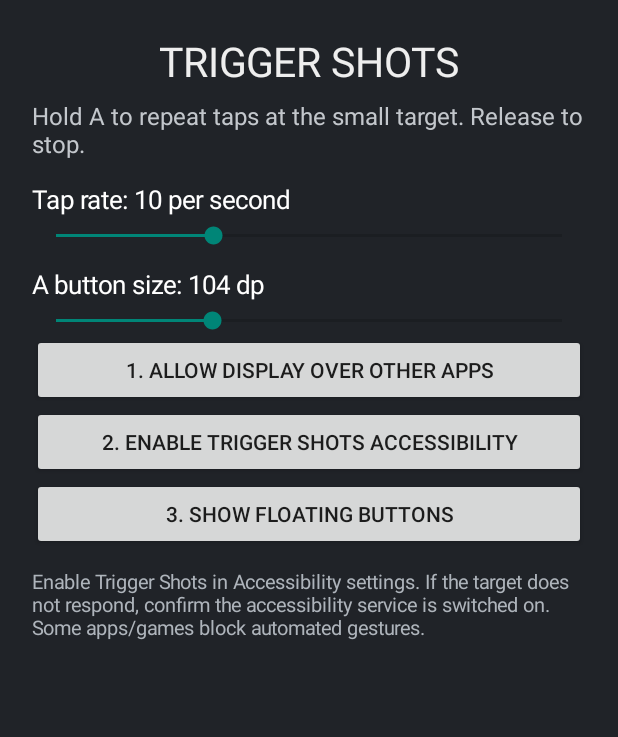
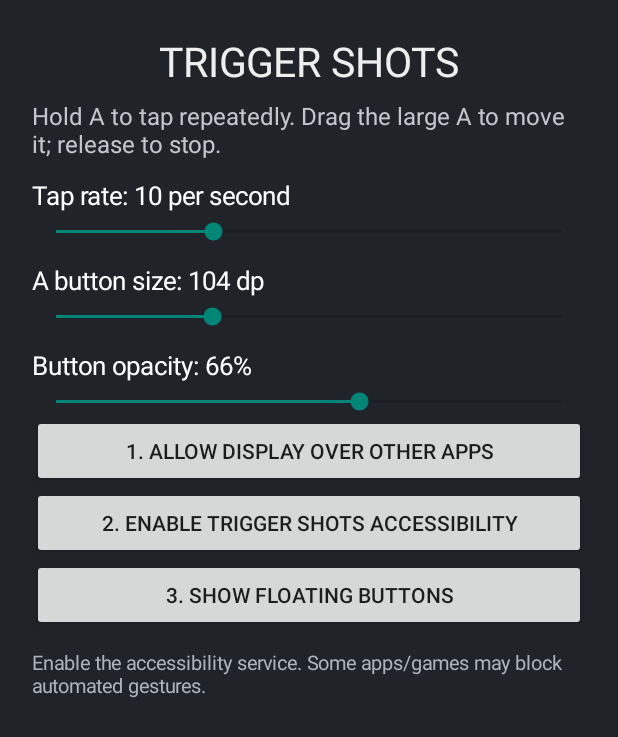
Before and after one commit to ibomakergames/TriggerShots, an Android app: the screen it shows after launch (MainActivity), on a phone screen of 412 x 824 dp. Shown: the top 737 px of the screen. Run offline under Robolectric (Android 15) with nearby library versions, the phone set to English and light mode, and no system bars.

Commit message:
Add overlay opacity control

```diff
--- a/app/src/main/java/com/triggershots/app/MainActivity.java
+++ b/app/src/main/java/com/triggershots/app/MainActivity.java
@@ -9,30 +9,28 @@ import android.view.Gravity;
 import android.widget.*;
 
 public class MainActivity extends Activity {
-    TextView speedText, sizeText;
-    SeekBar speed, size;
+    TextView speedText,sizeText,opacityText;
+    SeekBar speed,size,opacity;
     @Override public void onCreate(Bundle b) {
         super.onCreate(b);
         LinearLayout page=new LinearLayout(this); page.setOrientation(1); page.setPadding(32,24,32,24);
         page.setBackgroundColor(0xff202328);
         TextView title=new TextView(this); title.setText("TRIGGER SHOTS"); title.setTextSize(27); title.setTextColor(0xffeeeeee); title.setGravity(Gravity.CENTER);
         page.addView(title,new LinearLayout.LayoutParams(-1,75));
-        TextView desc=new TextView(this); desc.setText("Hold A to repeat taps at the small target. Release to stop."); desc.setTextColor(0xffc3c7cc); desc.setTextSize(16);
-        page.addView(desc);
-        speedText=new TextView(this); speedText.setTextColor(-1); speedText.setTextSize(17); speedText.setPadding(0,22,0,6); page.addView(speedText);
-        speed=new SeekBar(this); speed.setMax(29); page.addView(speed);
+        TextView desc=new TextView(this); desc.setText("Hold A to tap repeatedly. Drag the large A to move it; release to stop."); desc.setTextColor(0xffc3c7cc); desc.setTextSize(16); page.addView(desc);
+        speedText=label(page); speed=new SeekBar(this); speed.setMax(29); page.addView(speed);
         speed.setOnSeekBarChangeListener(new SeekBar.OnSeekBarChangeListener(){
             public void onProgressChanged(SeekBar s,int p,boolean u){ int n=p+1; speedText.setText("Tap rate: "+n+" per second"); getSharedPreferences("settings",0).edit().putInt("speed",n).apply(); }
             public void onStartTrackingTouch(SeekBar s){} public void onStopTrackingTouch(SeekBar s){}
         });
-        sizeText=new TextView(this); sizeText.setTextColor(-1); sizeText.setTextSize(17); sizeText.setPadding(0,18,0,6); page.addView(sizeText);
-        size=new SeekBar(this); size.setMax(110); page.addView(size);
+        sizeText=label(page); size=new SeekBar(this); size.setMax(110); page.addView(size);
         size.setOnSeekBarChangeListener(new SeekBar.OnSeekBarChangeListener(){
-            public void onProgressChanged(SeekBar s,int p,boolean u){
-                int dp=70+p; sizeText.setText("A button size: "+dp+" dp");
-                getSharedPreferences("settings",0).edit().putInt("trigger_size",dp).apply();
-                Intent changed=new Intent("com.triggershots.app.SIZE_CHANGED"); changed.putExtra("size",dp); sendBroadcast(changed);
-            }
+            public void onProgressChanged(SeekBar s,int p,boolean u){ int dp=70+p; sizeText.setText("A button size: "+dp+" dp"); getSharedPreferences("settings",0).edit().putInt("trigger_size",dp).apply(); broadcast("SIZE_CHANGED","size",dp); }
+            public void onStartTrackingTouch(SeekBar s){} public void onStopTrackingTouch(SeekBar s){}
+        });
+        opacityText=label(page); opacity=new SeekBar(this); opacity.setMax(95); page.addView(opacity);
+        opacity.setOnSeekBarChangeListener(new SeekBar.OnSeekBarChangeListener(){
+            public void onProgressChanged(SeekBar s,int p,boolean u){ int a=40+p*215/95; opacityText.setText("Button opacity: "+(a*100/255)+"%"); getSharedPreferences("settings",0).edit().putInt("button_alpha",a).apply(); broadcast("ALPHA_CHANGED","alpha",a); }
             public void onStartTrackingTouch(SeekBar s){} public void onStopTrackingTouch(SeekBar s){}
         });
         Button overlay=new Button(this); overlay.setText("1. Allow display over other apps"); page.addView(overlay);
@@ -40,16 +38,14 @@ public class MainActivity extends Activity {
         Button access=new Button(this); access.setText("2. Enable Trigger Shots accessibility"); page.addView(access);
         access.setOnClickListener(v->startActivity(new Intent(Settings.ACTION_ACCESSIBILITY_SETTINGS)));
         Button start=new Button(this); start.setText("3. Show floating buttons"); page.addView(start);
-        start.setOnClickListener(v->{
-            if(!Settings.canDrawOverlays(this)){ Toast.makeText(this,"Allow overlay permission first",Toast.LENGTH_LONG).show(); return; }
-            Intent i=new Intent(this,OverlayService.class); startForegroundService(i);
-            Toast.makeText(this,"Hold A to start. Release to stop. Drag the small A marker to choose the target.",Toast.LENGTH_LONG).show();
-        });
-        TextView note=new TextView(this); note.setTextColor(0xffaeb4bb); note.setTextSize(13); note.setPadding(0,18,0,0);
-        note.setText("Enable Trigger Shots in Accessibility settings. If the target does not respond, confirm the accessibility service is switched on. Some apps/games block automated gestures.");
-        page.addView(note);
+        start.setOnClickListener(v->{ if(!Settings.canDrawOverlays(this)){ Toast.makeText(this,"Allow overlay permission first",Toast.LENGTH_LONG).show(); return; } startForegroundService(new Intent(this,OverlayService.class)); Toast.makeText(this,"Hold A to tap. Drag the large A to move it.",Toast.LENGTH_LONG).show(); });
+        TextView note=new TextView(this); note.setTextColor(0xffaeb4bb); note.setTextSize(13); note.setPadding(0,18,0,0); note.setText("Enable the accessibility service. Some apps/games may block automated gestures."); page.addView(note);
         setContentView(page);
-        int saved=getSharedPreferences("settings",0).getInt("speed",10); speed.setProgress(saved-1);
-        int savedSize=getSharedPreferences("settings",0).getInt("trigger_size",104); size.setProgress(Math.max(0,Math.min(110,savedSize-70)));
+        android.content.SharedPreferences prefs=getSharedPreferences("settings",0);
+        speed.setProgress(Math.max(0,Math.min(29,prefs.getInt("speed",10)-1)));
+        size.setProgress(Math.max(0,Math.min(110,prefs.getInt("trigger_size",104)-70)));
+        opacity.setProgress(Math.max(0,Math.min(95,(prefs.getInt("button_alpha",170)-40)*95/215)));
     }
+    TextView label(LinearLayout page){ TextView t=new TextView(this); t.setTextColor(-1); t.setTextSize(17); t.setPadding(0,18,0,6); page.addView(t); return t; }
+    void broadcast(String action,String key,int value){ Intent i=new Intent("com.triggershots.app."+action); i.setPackage(getPackageName()); i.putExtra(key,value); sendBroadcast(i); }
 }
```
